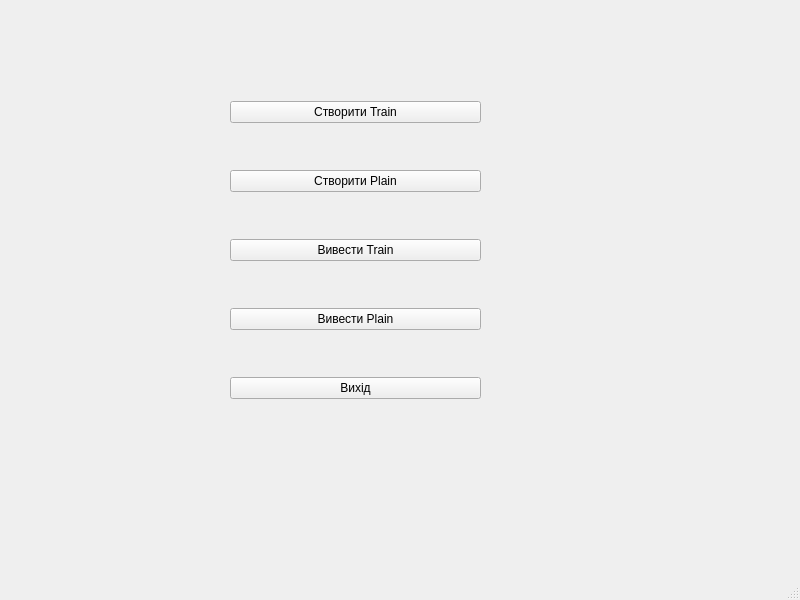
Qt form MDI/Project2/mainwindow.ui (Dmytro123456789/OOP_practice) before a commit.
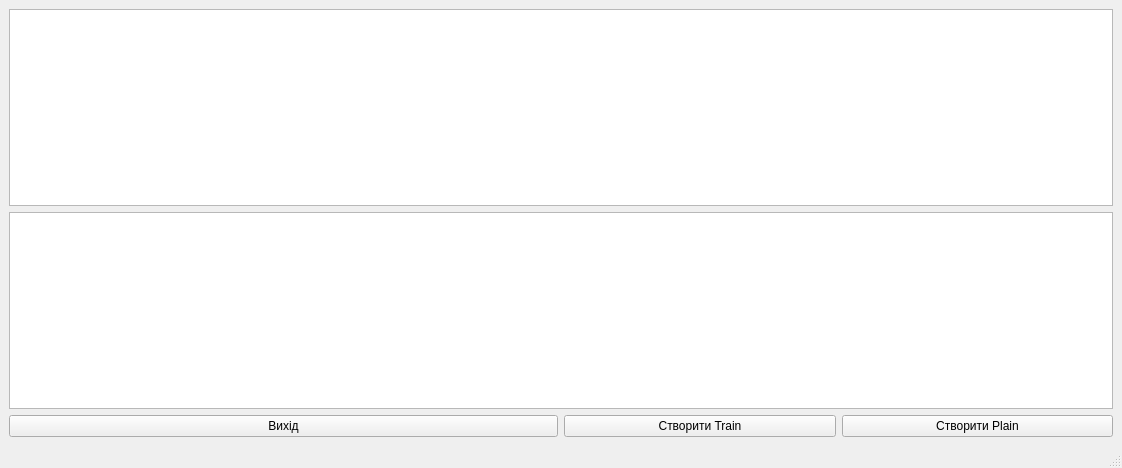
The same form after that commit.

Patch:
```diff
--- a/MDI/Project2/mainwindow.ui
+++ b/MDI/Project2/mainwindow.ui
@@ -6,61 +6,51 @@
    <rect>
     <x>0</x>
     <y>0</y>
-    <width>800</width>
-    <height>600</height>
+    <width>1122</width>
+    <height>468</height>
    </rect>
   </property>
   <property name="windowTitle">
    <string>MainWindow</string>
   </property>
   <widget class="QWidget" name="centralwidget">
-   <widget class="QWidget" name="verticalLayoutWidget">
-    <property name="geometry">
-     <rect>
-      <x>230</x>
-      <y>60</y>
-      <width>251</width>
-      <height>381</height>
-     </rect>
-    </property>
+   <layout class="QGridLayout" name="gridLayout_2">
+    <item row="0" column="0" colspan="2">
     <layout class="QVBoxLayout" name="verticalLayout">
      <item>
+       <widget class="QTableView" name="tableView"/>
+      </item>
+      <item>
+       <widget class="QTableView" name="tableView_2"/>
+      </item>
+     </layout>
+    </item>
+    <item row="1" column="0">
+     <widget class="QPushButton" name="pExit">
+      <property name="text">
+       <string>Вихід</string>
+      </property>
+     </widget>
+    </item>
+    <item row="1" column="1">
+     <layout class="QGridLayout" name="gridLayout">
+      <item row="0" column="0">
       <widget class="QPushButton" name="createTrain">
        <property name="text">
         <string>Створити Train</string>
        </property>
       </widget>
      </item>
-     <item>
+      <item row="0" column="1">
       <widget class="QPushButton" name="createPlain">
        <property name="text">
         <string>Створити Plain</string>
        </property>
       </widget>
      </item>
-     <item>
-      <widget class="QPushButton" name="showTrain">
-       <property name="text">
-        <string>Вивести Train</string>
-       </property>
-      </widget>
-     </item>
-     <item>
-      <widget class="QPushButton" name="showPlain">
-       <property name="text">
-        <string>Вивести Plain</string>
-       </property>
-      </widget>
-     </item>
-     <item>
-      <widget class="QPushButton" name="pExit">
-       <property name="text">
-        <string>Вихід</string>
-       </property>
-      </widget>
-     </item>
-    </layout>
-   </widget>
+     </layout>
+    </item>
+   </layout>
   </widget>
   <widget class="QMenuBar" name="menubar">
    <property name="geometry">
```
Left out of the diff: 2 changed lines with no effect on the pictures. Lines whose indentation alone changed are shown as unchanged.
